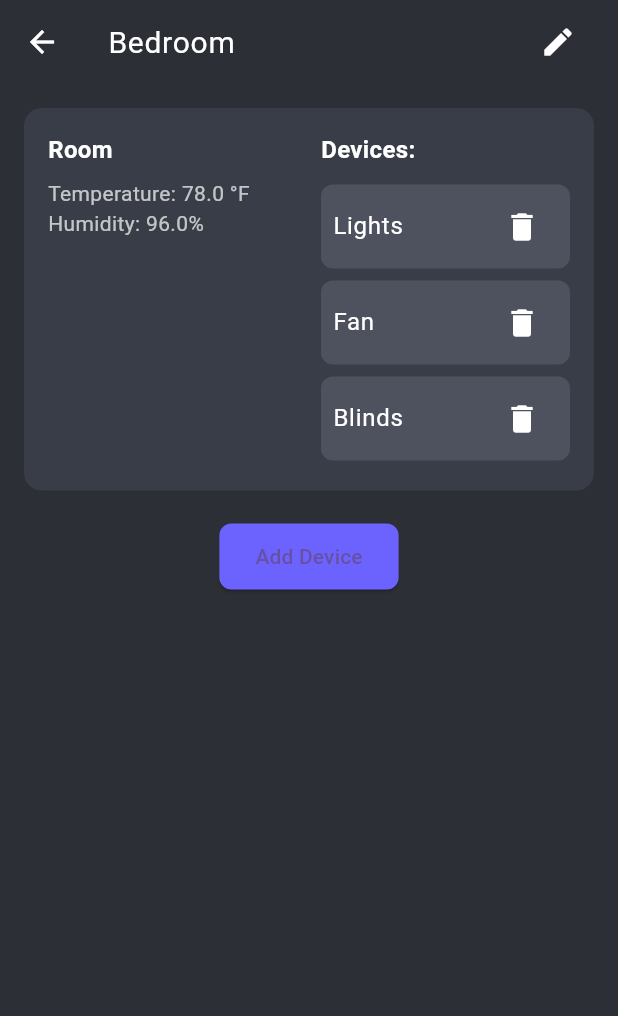
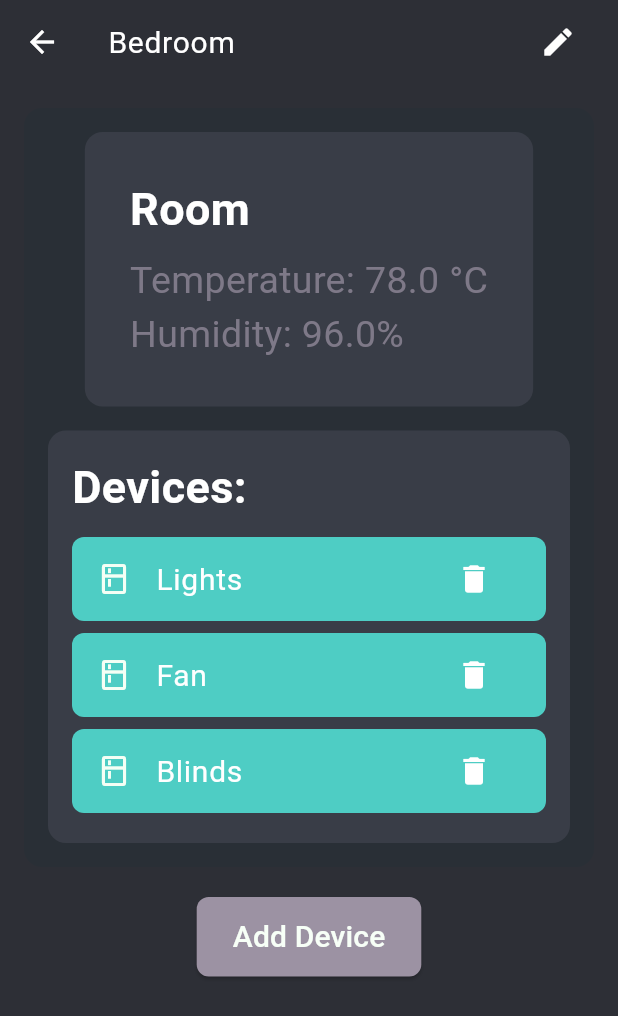
Before and after one commit to R-umaria/Project3_Section3_Group4, a Flutter app: the screen it shows after launch, on a phone screen of 412 x 824 dp. Shown: the top 1016 px of the screen. Run offline on Flutter 3.47's test engine with Material 3 defaults, Android fonts, the light colour scheme and no system bars; our stand-ins replace syncfusion_flutter_charts; missing offline and left inert: media_kit, media_kit_video.

Commit message:
enhanced UI

```diff
--- a/lib/Modules/Rooms/rooms.dart
+++ b/lib/Modules/Rooms/rooms.dart
@@ -58,6 +58,9 @@ class _RoomsPageState extends State<RoomsPage> {
 
   @override
   Widget build(BuildContext context) {
+    // Check screen size for responsiveness
+    bool isMobile = MediaQuery.of(context).size.width < 600;
+
     return Scaffold(
       backgroundColor: Color(0xFF2D2F36), // Dark background
       appBar: AppBar(
@@ -75,7 +78,9 @@ class _RoomsPageState extends State<RoomsPage> {
                 style: TextStyle(color: Colors.white, fontSize: 20),
                 decoration: InputDecoration(
                   hintText: 'Bedroom',
-                  hintStyle: TextStyle(color: Colors.white54),
+                  hintStyle: TextStyle(
+                    color: Colors.white54,
+                  ),
                   border: InputBorder.none,
                 ),
                 onSubmitted: (newName) {
@@ -99,19 +104,29 @@ class _RoomsPageState extends State<RoomsPage> {
       body: Padding(
         padding: const EdgeInsets.all(16.0),
         child: Column(
-          crossAxisAlignment: CrossAxisAlignment.start,
           children: [
+            // Room Info Card
             Container(
+              padding: EdgeInsets.all(16),
               decoration: BoxDecoration(
-                color: Color(0xFF393D47),
+                color: Color.fromRGBO(41, 47, 54, 1), // Background color
                 borderRadius: BorderRadius.circular(12),
               ),
-              padding: EdgeInsets.all(16),
-              child: Row(
-                crossAxisAlignment: CrossAxisAlignment.start,
+              child: Flex(
+                direction: isMobile ? Axis.vertical : Axis.horizontal,
+                crossAxisAlignment: CrossAxisAlignment.center,
+                mainAxisAlignment: MainAxisAlignment.spaceEvenly,
                 children: [
-                  // Room Info
-                  Expanded(
+                  // Room Temperature and Humidity Card
+                  Flexible(
+                    flex: 1,
+                    child: Container(
+                      padding: EdgeInsets.all(30),
+                      margin: EdgeInsets.only(bottom: isMobile ? 16 : 0, right: isMobile ? 0 : 16),
+                      decoration: BoxDecoration(
+                        color: Color(0xFF393D47), // Slightly darker card background
+                        borderRadius: BorderRadius.circular(12),
+                      ),
                       child: Column(
                         crossAxisAlignment: CrossAxisAlignment.start,
                         children: [
@@ -119,25 +134,38 @@ class _RoomsPageState extends State<RoomsPage> {
                             'Room',
                             style: TextStyle(
                               color: Colors.white,
-                            fontSize: 16,
+                              fontSize: 30,
                               fontWeight: FontWeight.bold,
                             ),
                           ),
                           SizedBox(height: 8),
                           Text(
-                          'Temperature: ${widget.room.temperature.toStringAsFixed(1)} °F',
-                          style: TextStyle(color: Colors.white70),
+                            'Temperature: ${widget.room.temperature.toStringAsFixed(1)} °C',
+                            style: TextStyle(
+                              color: const Color.fromRGBO(156, 146, 163, 0.702),
+                              fontSize: 25,
+                              ),
                           ),
                           Text(
                             'Humidity: ${widget.room.humidity.toStringAsFixed(1)}%',
-                          style: TextStyle(color: Colors.white70),
+                            style: TextStyle(
+                              color: const Color.fromRGBO(156, 146, 163, 0.702),
+                              fontSize: 25,
+                              ),
                           ),
                         ],
                       ),
                     ),
-                  SizedBox(width: 16),
-                  // Device List
-                  Expanded(
+                  ),
+                  // Devices Card
+                  Flexible(
+                    flex: 1,
+                    child: Container(
+                      padding: EdgeInsets.all(16),
+                      decoration: BoxDecoration(
+                        color: Color(0xFF393D47),
+                        borderRadius: BorderRadius.circular(12),
+                      ),
                       child: Column(
                         crossAxisAlignment: CrossAxisAlignment.start,
                         children: [
@@ -145,23 +173,28 @@ class _RoomsPageState extends State<RoomsPage> {
                             'Devices:',
                             style: TextStyle(
                               color: Colors.white,
-                            fontSize: 16,
+                              fontSize: 30,
                               fontWeight: FontWeight.bold,
                             ),
                           ),
                           SizedBox(height: 8),
-                        ...widget.room.devices.map((device) {
+                          Column(
+                            children: widget.room.devices.map((device) {
                               return Container(
+                                width: 600,
                                 margin: EdgeInsets.symmetric(vertical: 4),
                                 decoration: BoxDecoration(
-                              color: Color(0xFF4E525E),
+                                  color: Color(0xFF4ECDC4), // Devices button color
                                   borderRadius: BorderRadius.circular(8),
                                 ),
                                 child: ListTile(
-                              contentPadding: EdgeInsets.symmetric(horizontal: 8),
+                                  leading: Icon(Icons.kitchen_outlined, color: Color.fromRGBO(245, 255, 245, 1),),
                                   title: Text(
                                     device,
-                                style: TextStyle(color: Colors.white),
+                                    style: TextStyle(
+                                      color: Colors.white,
+                                      fontSize: 20,
+                                    ),
                                   ),
                                   trailing: IconButton(
                                     icon: Icon(Icons.delete, color: Colors.white),
@@ -174,17 +207,20 @@ class _RoomsPageState extends State<RoomsPage> {
                                 ),
                               );
                             }).toList(),
+                          ),
                         ],
+                      ),
                     ),
                   ),
                 ],
               ),
             ),
             SizedBox(height: 20),
+            // Add Device Button
             Center(
               child: ElevatedButton(
                 style: ElevatedButton.styleFrom(
-                  backgroundColor: Color(0xFF6C63FF),
+                  backgroundColor: Color.fromRGBO(156, 146, 163, 1), // Add Device button color
                   shape: RoundedRectangleBorder(
                     borderRadius: BorderRadius.circular(8),
                   ),
@@ -198,7 +234,7 @@ class _RoomsPageState extends State<RoomsPage> {
                       final TextEditingController _deviceController =
                           TextEditingController();
                       return AlertDialog(
-                        title: Text('Add Device'),
+                        title: Text('Add Device',),
                         content: TextField(
                           controller: _deviceController,
                           decoration: InputDecoration(hintText: 'Device Name'),
@@ -224,7 +260,13 @@ class _RoomsPageState extends State<RoomsPage> {
                     },
                   );
                 },
-                child: Text('Add Device'),
+                child: Text(
+                  'Add Device',
+                  style: TextStyle(
+                    color: Color.fromRGBO(247, 255, 247, 1),
+                    fontSize: 20
+                  ),
+                ),
               ),
             ),
           ],
```
Lines whose indentation alone changed are shown as unchanged.
